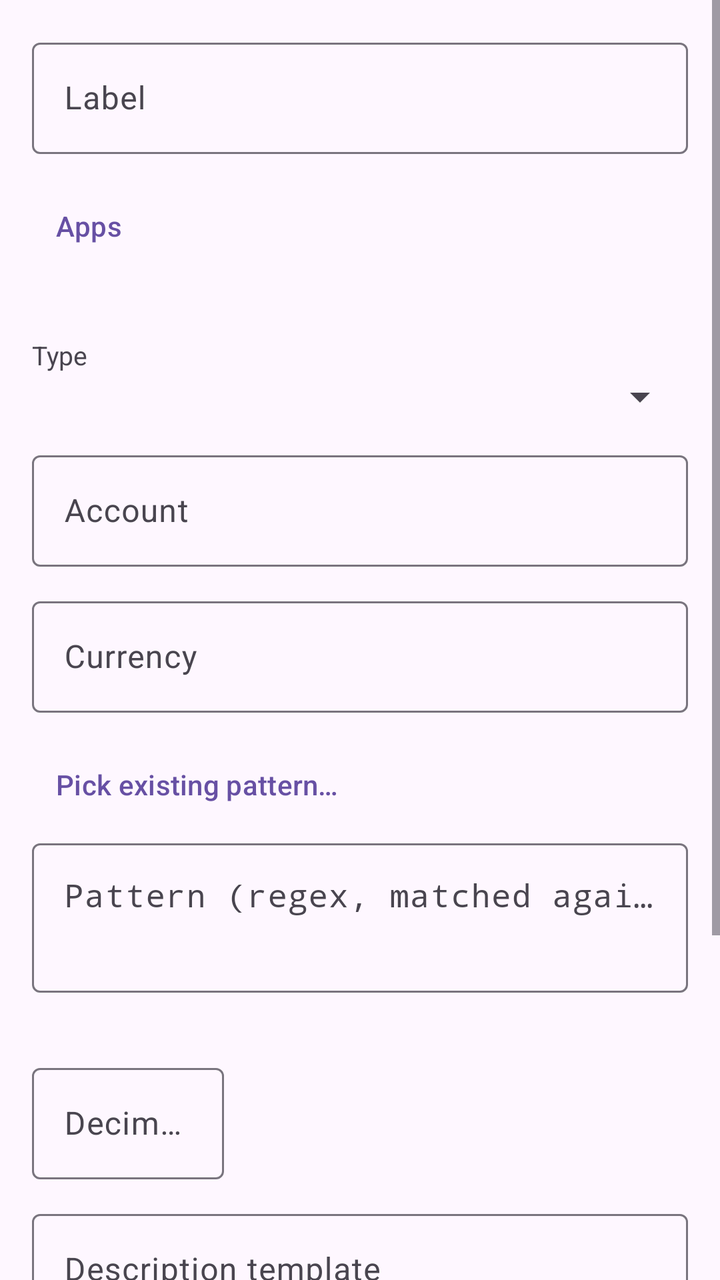
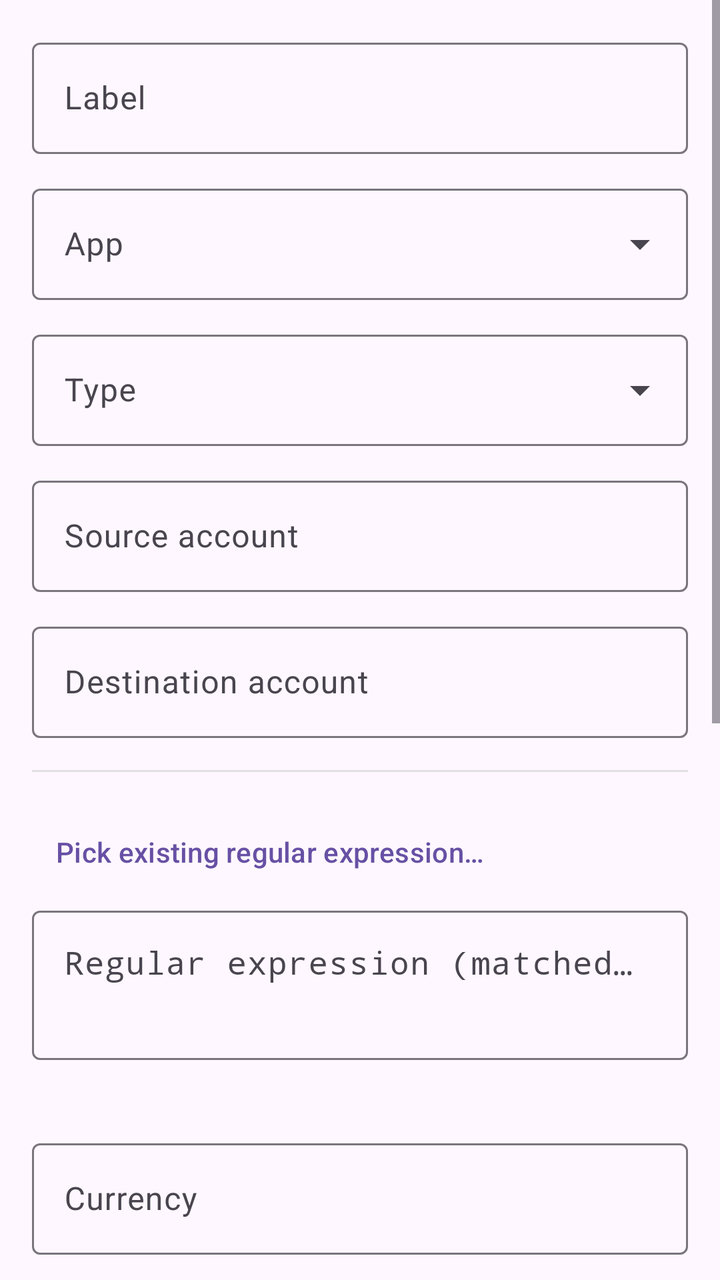

An Android layout rendered at two revisions. The XML below is the earlier revision; the diff shows what the commit changed to produce the second picture.
<!-- AndroidManifest.xml: application theme Theme.FfNotifyImporter -->
<!-- res/layout/fragment_rule_edit.xml -->
<?xml version="1.0" encoding="utf-8"?>
<ScrollView xmlns:android="http://schemas.android.com/apk/res/android"
    android:layout_width="match_parent"
    android:layout_height="match_parent">

    <LinearLayout
        android:layout_width="match_parent"
        android:layout_height="wrap_content"
        android:orientation="vertical"
        android:padding="16dp">

        <com.google.android.material.textfield.TextInputLayout
            android:layout_width="match_parent"
            android:layout_height="wrap_content"
            android:layout_marginBottom="12dp"
            android:hint="@string/rule_field_label">

            <com.google.android.material.textfield.TextInputEditText
                android:id="@+id/labelInput"
                android:layout_width="match_parent"
                android:layout_height="wrap_content" />

        </com.google.android.material.textfield.TextInputLayout>

        <Button
            android:id="@+id/chooseAppsButton"
            style="?attr/borderlessButtonStyle"
            android:layout_width="match_parent"
            android:layout_height="wrap_content"
            android:layout_marginBottom="2dp"
            android:gravity="start|center_vertical"
            android:text="@string/rule_field_apps" />

        <TextView
            android:id="@+id/appsSummaryText"
            android:layout_width="match_parent"
            android:layout_height="wrap_content"
            android:layout_marginBottom="12dp"
            android:textColor="#888888"
            android:textSize="13sp" />

        <TextView
            android:layout_width="match_parent"
            android:layout_height="wrap_content"
            android:text="@string/rule_field_kind"
            android:textSize="13sp" />

        <Spinner
            android:id="@+id/kindSpinner"
            android:layout_width="match_parent"
            android:layout_height="wrap_content"
            android:layout_marginBottom="12dp" />

        <com.google.android.material.textfield.TextInputLayout
            android:layout_width="match_parent"
            android:layout_height="wrap_content"
            android:layout_marginBottom="12dp"
            android:hint="@string/rule_field_account_name">

            <com.google.android.material.textfield.TextInputEditText
                android:id="@+id/accountNameInput"
                android:layout_width="match_parent"
                android:layout_height="wrap_content" />

        </com.google.android.material.textfield.TextInputLayout>

        <com.google.android.material.textfield.TextInputLayout
            android:layout_width="match_parent"
            android:layout_height="wrap_content"
            android:layout_marginBottom="12dp"
            android:hint="@string/rule_field_home_currency">

            <com.google.android.material.textfield.TextInputEditText
                android:id="@+id/homeCurrencyInput"
                android:layout_width="match_parent"
                android:layout_height="wrap_content" />

        </com.google.android.material.textfield.TextInputLayout>

        <com.google.android.material.textfield.TextInputLayout
            android:id="@+id/counterpartyAccountLayout"
            android:layout_width="match_parent"
            android:layout_height="wrap_content"
            android:layout_marginBottom="12dp"
            android:hint="@string/rule_field_counterparty_account"
            android:visibility="gone">

            <com.google.android.material.textfield.TextInputEditText
                android:id="@+id/counterpartyAccountInput"
                android:layout_width="match_parent"
                android:layout_height="wrap_content" />

        </com.google.android.material.textfield.TextInputLayout>

        <Button
            android:id="@+id/pickPatternButton"
            style="?attr/borderlessButtonStyle"
            android:layout_width="match_parent"
            android:layout_height="wrap_content"
            android:gravity="start|center_vertical"
            android:text="@string/rule_pick_existing_pattern" />

        <com.google.android.material.textfield.TextInputLayout
            android:layout_width="match_parent"
            android:layout_height="wrap_content"
            android:layout_marginBottom="4dp"
            android:hint="@string/rule_field_pattern">

            <com.google.android.material.textfield.TextInputEditText
                android:id="@+id/patternInput"
                android:layout_width="match_parent"
                android:layout_height="wrap_content"
                android:fontFamily="monospace"
                android:gravity="top"
                android:inputType="textMultiLine"
                android:minLines="2" />

        </com.google.android.material.textfield.TextInputLayout>

        <TextView
            android:id="@+id/availableMacrosText"
            android:layout_width="match_parent"
            android:layout_height="wrap_content"
            android:layout_marginBottom="12dp"
            android:textColor="#888888"
            android:textSize="12sp" />

        <com.google.android.material.textfield.TextInputLayout
            android:layout_width="match_parent"
            android:layout_height="wrap_content"
            android:layout_marginBottom="12dp"
            android:hint="@string/rule_field_decimal_separator">

            <com.google.android.material.textfield.TextInputEditText
                android:id="@+id/decimalSeparatorInput"
                android:layout_width="96dp"
                android:layout_height="wrap_content"
                android:maxLength="1" />

        </com.google.android.material.textfield.TextInputLayout>

        <com.google.android.material.textfield.TextInputLayout
            android:layout_width="match_parent"
            android:layout_height="wrap_content"
            android:layout_marginBottom="12dp"
            android:hint="@string/rule_field_description_template">

            <com.google.android.material.textfield.TextInputEditText
                android:id="@+id/descriptionTemplateInput"
                android:layout_width="match_parent"
                android:layout_height="wrap_content" />

        </com.google.android.material.textfield.TextInputLayout>

        <com.google.android.material.textfield.TextInputLayout
            android:layout_width="match_parent"
            android:layout_height="wrap_content"
            android:layout_marginBottom="12dp"
            android:hint="@string/rule_field_notes_template">

            <com.google.android.material.textfield.TextInputEditText
                android:id="@+id/notesTemplateInput"
                android:layout_width="match_parent"
                android:layout_height="wrap_content" />

        </com.google.android.material.textfield.TextInputLayout>

        <com.google.android.material.switchmaterial.SwitchMaterial
            android:id="@+id/enabledSwitch"
            android:layout_width="match_parent"
            android:layout_height="wrap_content"
            android:layout_marginBottom="16dp"
            android:checked="true"
            android:text="@string/rule_field_enabled" />

        <LinearLayout
            android:layout_width="match_parent"
            android:layout_height="wrap_content"
            android:orientation="horizontal">

            <Button
                android:id="@+id/deleteRuleButton"
                style="?attr/borderlessButtonStyle"
                android:layout_width="wrap_content"
                android:layout_height="wrap_content"
                android:text="@string/action_delete"
                android:visibility="gone" />

            <View
                android:layout_width="0dp"
                android:layout_height="1dp"
                android:layout_weight="1" />

            <Button
                android:id="@+id/saveRuleButton"
                android:layout_width="wrap_content"
                android:layout_height="wrap_content"
                android:text="@string/action_save" />

        </LinearLayout>

    </LinearLayout>

</ScrollView>
<!-- resources referenced by this layout -->
<resources>
  <string name="action_delete">Delete</string>
  <string name="action_save">Save</string>
  <string name="rule_field_account_name">Account</string>
  <string name="rule_field_apps">Apps</string>
  <string name="rule_field_counterparty_account">Counterparty account</string>
  <string name="rule_field_decimal_separator">Decimal separator</string>
  <string name="rule_field_description_template">Description template</string>
  <string name="rule_field_enabled">Enabled</string>
  <string name="rule_field_home_currency">Currency</string>
  <string name="rule_field_kind">Type</string>
  <string name="rule_field_label">Label</string>
  <string name="rule_field_notes_template">Notes template</string>
  <string name="rule_field_pattern">Pattern (regex, matched against title+text)</string>
  <string name="rule_pick_existing_pattern">Pick existing pattern…</string>
  <style name="Theme.FfNotifyImporter" parent="Theme.Material3.DayNight.NoActionBar" />
</resources>

<!-- the commit's change to res/layout/fragment_rule_edit.xml (unified diff, before → after) -->
@@ -1,5 +1,6 @@
 <?xml version="1.0" encoding="utf-8"?>
 <ScrollView xmlns:android="http://schemas.android.com/apk/res/android"
+    xmlns:app="http://schemas.android.com/apk/res-auto"
     android:layout_width="match_parent"
     android:layout_height="match_parent">
 
@@ -22,75 +23,67 @@
 
         </com.google.android.material.textfield.TextInputLayout>
 
-        <Button
-            android:id="@+id/chooseAppsButton"
-            style="?attr/borderlessButtonStyle"
-            android:layout_width="match_parent"
-            android:layout_height="wrap_content"
-            android:layout_marginBottom="2dp"
-            android:gravity="start|center_vertical"
-            android:text="@string/rule_field_apps" />
-
-        <TextView
-            android:id="@+id/appsSummaryText"
-            android:layout_width="match_parent"
-            android:layout_height="wrap_content"
-            android:layout_marginBottom="12dp"
-            android:textColor="#888888"
-            android:textSize="13sp" />
-
-        <TextView
-            android:layout_width="match_parent"
-            android:layout_height="wrap_content"
-            android:text="@string/rule_field_kind"
-            android:textSize="13sp" />
-
-        <Spinner
-            android:id="@+id/kindSpinner"
-            android:layout_width="match_parent"
-            android:layout_height="wrap_content"
-            android:layout_marginBottom="12dp" />
-
-        <com.google.android.material.textfield.TextInputLayout
-            android:layout_width="match_parent"
-            android:layout_height="wrap_content"
-            android:layout_marginBottom="12dp"
-            android:hint="@string/rule_field_account_name">
-
-            <com.google.android.material.textfield.TextInputEditText
-                android:id="@+id/accountNameInput"
-                android:layout_width="match_parent"
-                android:layout_height="wrap_content" />
-
-        </com.google.android.material.textfield.TextInputLayout>
-
-        <com.google.android.material.textfield.TextInputLayout
-            android:layout_width="match_parent"
-            android:layout_height="wrap_content"
-            android:layout_marginBottom="12dp"
-            android:hint="@string/rule_field_home_currency">
-
-            <com.google.android.material.textfield.TextInputEditText
-                android:id="@+id/homeCurrencyInput"
-                android:layout_width="match_parent"
-                android:layout_height="wrap_content" />
-
-        </com.google.android.material.textfield.TextInputLayout>
-
-        <com.google.android.material.textfield.TextInputLayout
-            android:id="@+id/counterpartyAccountLayout"
-            android:layout_width="match_parent"
-            android:layout_height="wrap_content"
-            android:layout_marginBottom="12dp"
-            android:hint="@string/rule_field_counterparty_account"
-            android:visibility="gone">
-
-            <com.google.android.material.textfield.TextInputEditText
-                android:id="@+id/counterpartyAccountInput"
-                android:layout_width="match_parent"
-                android:layout_height="wrap_content" />
-
-        </com.google.android.material.textfield.TextInputLayout>
+        <com.google.android.material.textfield.TextInputLayout
+            android:layout_width="match_parent"
+            android:layout_height="wrap_content"
+            android:layout_marginBottom="12dp"
+            android:hint="@string/rule_field_apps"
+            style="@style/Widget.Material3.TextInputLayout.OutlinedBox.ExposedDropdownMenu">
+
+            <com.google.android.material.textfield.MaterialAutoCompleteTextView
+                android:id="@+id/appInput"
+                android:layout_width="match_parent"
+                android:layout_height="wrap_content"
+                android:inputType="none" />
+
+        </com.google.android.material.textfield.TextInputLayout>
+
+        <com.google.android.material.textfield.TextInputLayout
+            android:layout_width="match_parent"
+            android:layout_height="wrap_content"
+            android:layout_marginBottom="12dp"
+            android:hint="@string/rule_field_kind"
+            style="@style/Widget.Material3.TextInputLayout.OutlinedBox.ExposedDropdownMenu">
+
+            <com.google.android.material.textfield.MaterialAutoCompleteTextView
+                android:id="@+id/kindInput"
+                android:layout_width="match_parent"
+                android:layout_height="wrap_content"
+                android:inputType="none" />
+
+        </com.google.android.material.textfield.TextInputLayout>
+
+        <com.google.android.material.textfield.TextInputLayout
+            android:layout_width="match_parent"
+            android:layout_height="wrap_content"
+            android:layout_marginBottom="12dp"
+            android:hint="@string/rule_field_source_account">
+
+            <com.google.android.material.textfield.TextInputEditText
+                android:id="@+id/sourceAccountInput"
+                android:layout_width="match_parent"
+                android:layout_height="wrap_content" />
+
+        </com.google.android.material.textfield.TextInputLayout>
+
+        <com.google.android.material.textfield.TextInputLayout
+            android:layout_width="match_parent"
+            android:layout_height="wrap_content"
+            android:layout_marginBottom="16dp"
+            android:hint="@string/rule_field_destination_account">
+
+            <com.google.android.material.textfield.TextInputEditText
+                android:id="@+id/destinationAccountInput"
+                android:layout_width="match_parent"
+                android:layout_height="wrap_content" />
+
+        </com.google.android.material.textfield.TextInputLayout>
+
+        <View
+            android:layout_width="match_parent"
+            android:layout_height="1dp"
+            android:layout_marginBottom="16dp"
+            android:background="#E0E0E0" />
 
         <Button
             android:id="@+id/pickPatternButton"
@@ -121,7 +114,7 @@
             android:id="@+id/availableMacrosText"
             android:layout_width="match_parent"
             android:layout_height="wrap_content"
-            android:layout_marginBottom="12dp"
+            android:layout_marginBottom="16dp"
             android:textColor="#888888"
             android:textSize="12sp" />
 
@@ -129,11 +122,24 @@
             android:layout_width="match_parent"
             android:layout_height="wrap_content"
             android:layout_marginBottom="12dp"
+            android:hint="@string/rule_field_home_currency">
+
+            <com.google.android.material.textfield.TextInputEditText
+                android:id="@+id/homeCurrencyInput"
+                android:layout_width="match_parent"
+                android:layout_height="wrap_content" />
+
+        </com.google.android.material.textfield.TextInputLayout>
+
+        <com.google.android.material.textfield.TextInputLayout
+            android:layout_width="match_parent"
+            android:layout_height="wrap_content"
+            android:layout_marginBottom="12dp"
             android:hint="@string/rule_field_decimal_separator">
 
             <com.google.android.material.textfield.TextInputEditText
                 android:id="@+id/decimalSeparatorInput"
-                android:layout_width="96dp"
+                android:layout_width="match_parent"
                 android:layout_height="wrap_content"
                 android:maxLength="1" />
 
@@ -160,6 +166,32 @@
 
             <com.google.android.material.textfield.TextInputEditText
                 android:id="@+id/notesTemplateInput"
+                android:layout_width="match_parent"
+                android:layout_height="wrap_content" />
+
+        </com.google.android.material.textfield.TextInputLayout>
+
+        <com.google.android.material.textfield.TextInputLayout
+            android:layout_width="match_parent"
+            android:layout_height="wrap_content"
+            android:layout_marginBottom="12dp"
+            android:hint="@string/rule_field_category_template">
+
+            <com.google.android.material.textfield.TextInputEditText
+                android:id="@+id/categoryTemplateInput"
+                android:layout_width="match_parent"
+                android:layout_height="wrap_content" />
+
+        </com.google.android.material.textfield.TextInputLayout>
+
+        <com.google.android.material.textfield.TextInputLayout
+            android:layout_width="match_parent"
+            android:layout_height="wrap_content"
+            android:layout_marginBottom="12dp"
+            android:hint="@string/rule_field_tags_template">
+
+            <com.google.android.material.textfield.TextInputEditText
+                android:id="@+id/tagsTemplateInput"
                 android:layout_width="match_parent"
                 android:layout_height="wrap_content" />
 
<!-- resource entries referenced after the edit -->
@@ -2,18 +2,20 @@
 <resources>
   <string name="action_delete">Delete</string>
   <string name="action_save">Save</string>
-  <string name="rule_field_account_name">Account</string>
-  <string name="rule_field_apps">Apps</string>
-  <string name="rule_field_counterparty_account">Counterparty account</string>
+  <string name="rule_field_apps">App</string>
+  <string name="rule_field_category_template">Category template</string>
   <string name="rule_field_decimal_separator">Decimal separator</string>
   <string name="rule_field_description_template">Description template</string>
+  <string name="rule_field_destination_account">Destination account</string>
   <string name="rule_field_enabled">Enabled</string>
   <string name="rule_field_home_currency">Currency</string>
   <string name="rule_field_kind">Type</string>
   <string name="rule_field_label">Label</string>
   <string name="rule_field_notes_template">Notes template</string>
-  <string name="rule_field_pattern">Pattern (regex, matched against title+text)</string>
-  <string name="rule_pick_existing_pattern">Pick existing pattern…</string>
+  <string name="rule_field_pattern">Regular expression (matched against title + text)</string>
+  <string name="rule_field_source_account">Source account</string>
+  <string name="rule_field_tags_template">Tags template (comma-separated)</string>
+  <string name="rule_pick_existing_pattern">Pick existing regular expression…</string>
   <style name="Theme.FfNotifyImporter" parent="Theme.Material3.DayNight.NoActionBar" />
 </resources>
 
